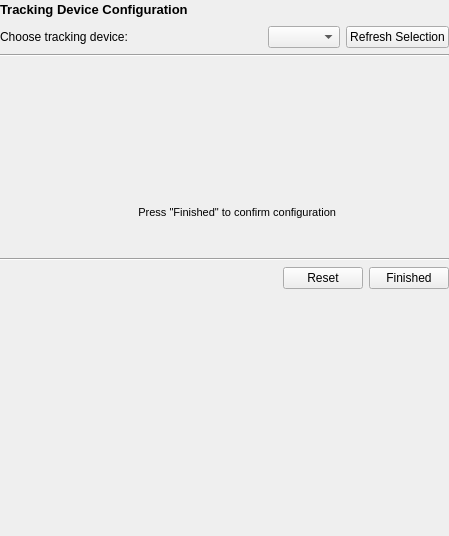
Above: Modules/IGTUI/Qmitk/QmitkTrackingDeviceConfigurationWidgetControls.ui from MITK/MITK before the change. Below: the same form after it.
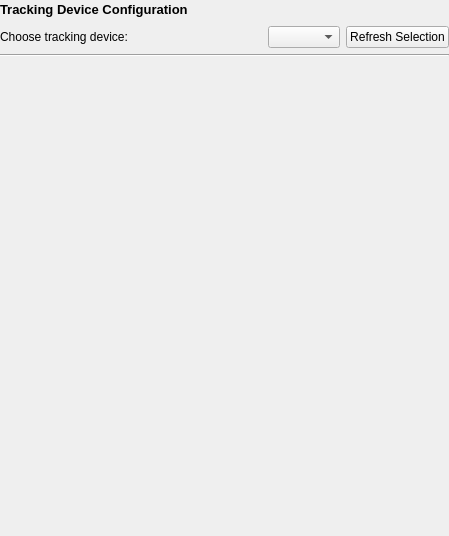
That is the form after the change.

Commit message: All Tracking devices separated in different classes. Nothing tested yet. No Loading of UI Settings etc.

```diff
--- a/Modules/IGTUI/Qmitk/QmitkTrackingDeviceConfigurationWidgetControls.ui
+++ b/Modules/IGTUI/Qmitk/QmitkTrackingDeviceConfigurationWidgetControls.ui
@@ -131,72 +131,6 @@
             </property>
           </spacer>
         </item>
-        <item>
-          <widget class="QLabel" name="configuration_finished_label">
-            <property name="text">
-              <string>
-                &lt;!DOCTYPE HTML PUBLIC &quot;-//W3C//DTD HTML 4.0//EN&quot; &quot;http://www.w3.org/TR/REC-html40/strict.dtd&quot;&gt;
-                &lt;html&gt;&lt;head&gt;&lt;meta name=&quot;qrichtext&quot; content=&quot;1&quot; /&gt;&lt;style type=&quot;text/css&quot;&gt;
-                p, li { white-space: pre-wrap; }
-                &lt;/style&gt;&lt;/head&gt;&lt;body style=&quot; font-family:'MS Shell Dlg 2'; font-size:7.8pt; font-weight:400; font-style:normal;&quot;&gt;
-                &lt;p style=&quot; margin-top:0px; margin-bottom:0px; margin-left:0px; margin-right:0px; -qt-block-indent:0; text-indent:0px;&quot;&gt;                          &lt;/p&gt;
-                &lt;p style=&quot; margin-top:0px; margin-bottom:0px; margin-left:0px; margin-right:0px; -qt-block-indent:0; text-indent:0px;&quot;&gt;&lt;span style=&quot; font-size:8pt;&quot;&gt;                          &lt;/span&gt;&lt;/p&gt;
-                &lt;p align=&quot;right&quot; style=&quot; margin-top:0px; margin-bottom:0px; margin-left:0px; margin-right:0px; -qt-block-indent:0; text-indent:0px;&quot;&gt;&lt;span style=&quot; font-size:8pt;&quot;&gt;Press &amp;quot;Finished&amp;quot; to confirm configuration&lt;/span&gt;                        &lt;/p&gt;&lt;/body&gt;&lt;/html&gt;
-              </string>
-            </property>
-          </widget>
-        </item>
-        <item>
-          <spacer name="verticalSpacer">
-            <property name="orientation">
-              <enum>Qt::Vertical</enum>
-            </property>
-            <property name="sizeHint" stdset="0">
-              <size>
-                <width>20</width>
-                <height>14</height>
-              </size>
-            </property>
-          </spacer>
-        </item>
-        <item>
-          <widget class="Line" name="m_finishedLine">
-            <property name="orientation">
-              <enum>Qt::Horizontal</enum>
-            </property>
-          </widget>
-        </item>
-        <item>
-          <layout class="QHBoxLayout" name="horizontalLayout_4">
-            <item>
-              <spacer name="horizontalSpacer_4">
-                <property name="orientation">
-                  <enum>Qt::Horizontal</enum>
-                </property>
-                <property name="sizeHint" stdset="0">
-                  <size>
-                    <width>40</width>
-                    <height>20</height>
-                  </size>
-                </property>
-              </spacer>
-            </item>
-            <item>
-              <widget class="QPushButton" name="m_resetButton">
-                <property name="text">
-                  <string>Reset</string>
-                </property>
-              </widget>
-            </item>
-            <item>
-              <widget class="QPushButton" name="m_finishedButton">
-                <property name="text">
-                  <string>Finished</string>
-                </property>
-              </widget>
-            </item>
-          </layout>
-        </item>
       </layout>
     </item>
   </layout>
```
Left out of the diff: 2 changed lines with no effect on the pictures. Lines whose indentation alone changed are shown as unchanged. The commit also changes 27 other files.
